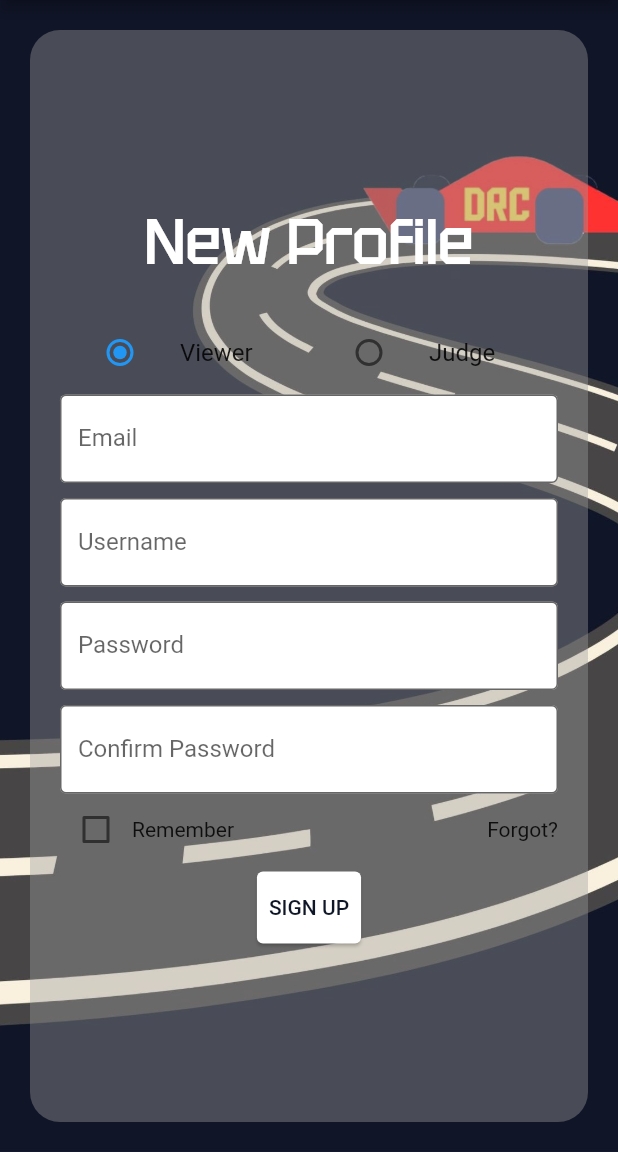
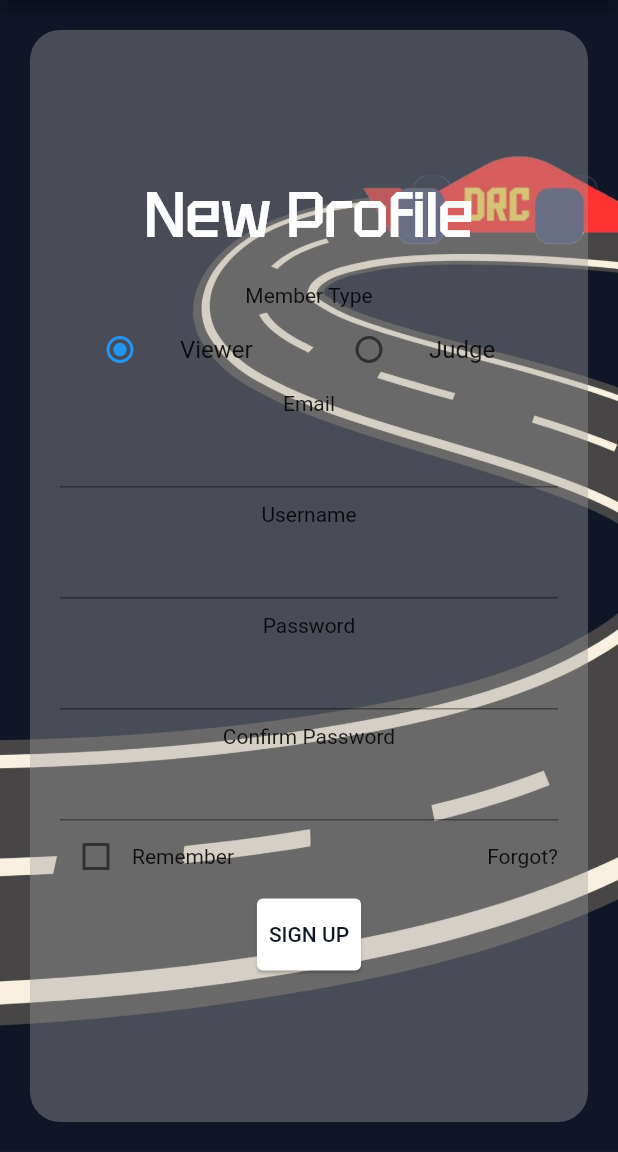
Before and after one commit to FarzadHayat/bots-n-bids, a Flutter app: the SignUpPage screen opened by its route, on a phone screen of 412 x 824 dp, the part 84-1236 px from its top. Run offline on Flutter 3.47's test engine with Material 2 defaults, Android fonts, the phone set to English and light mode, and no system bars.

Commit message:
more functionality for login and signup

```diff
--- a/lib/pages/signup_page.dart
+++ b/lib/pages/signup_page.dart
@@ -3,6 +3,8 @@ import 'package:flutter/material.dart';
 
 import '../constants.dart';
 import '../data/profile.dart';
+import '../database.dart';
+import 'login_page.dart';
 
 class SignUpPage extends StatefulWidget {
   const SignUpPage({super.key});
@@ -11,9 +13,19 @@ class SignUpPage extends StatefulWidget {
   State<SignUpPage> createState() => _SignUpPageState();
 }
 
+final _formkey = GlobalKey<FormState>();
+
 class _SignUpPageState extends State<SignUpPage> {
   bool remember = false;
-  MemberType? member = MemberType.Spectator;
+  MemberType memberType = MemberType.Spectator;
+
+
+
+  final TextEditingController _textUsername = TextEditingController();
+  final TextEditingController _textEmail = TextEditingController();
+  final TextEditingController _textPassword = TextEditingController();
+  final TextEditingController _textPasswordConfirm = TextEditingController();
+
 
   @override
   Widget build(BuildContext context) {
@@ -43,6 +55,8 @@ class _SignUpPageState extends State<SignUpPage> {
             ),
             child: Padding(
               padding: const EdgeInsets.symmetric(horizontal: 20.0),
+              child: Form(
+                key: _formkey,
                 child: Column(
                   mainAxisAlignment: MainAxisAlignment.center,
                   crossAxisAlignment: CrossAxisAlignment.center,
@@ -51,6 +65,7 @@ class _SignUpPageState extends State<SignUpPage> {
                     const SizedBox(
                       height: 20.0,
                     ),
+                    Text('Member Type'),
                     Row(
                       children: [
                         Expanded(
@@ -58,10 +73,15 @@ class _SignUpPageState extends State<SignUpPage> {
                             title: Text('Viewer'),
                             leading: Radio<MemberType>(
                               value: MemberType.Spectator,
-                            groupValue: member,
+                              groupValue: memberType,
                               onChanged: (MemberType? value) {
                                 setState(() {
-                                member = value;
+                                  if (value != null) {
+                                    memberType = value;
+                                  }
+                                  else {
+                                    memberType = MemberType.Spectator;
+                                  }
                                 });
                               },
                             ),
@@ -72,10 +92,15 @@ class _SignUpPageState extends State<SignUpPage> {
                             title: Text('Judge'),
                             leading: Radio<MemberType>(
                               value: MemberType.Judge,
-                            groupValue: member,
+                              groupValue: memberType,
                               onChanged: (MemberType? value) {
                                 setState(() {
-                                member = value;
+                                  if (value != null) {
+                                    memberType = value;
+                                  }
+                                  else {
+                                    memberType = MemberType.Spectator;
+                                  }
                                 });
                               },
                             ),
@@ -83,50 +108,65 @@ class _SignUpPageState extends State<SignUpPage> {
                         )
                       ],
                     ),
-                  const TextField(
-                    decoration: InputDecoration(
-                      hintText: 'Enter your email here',
-                      labelText: 'Email',
-                      border: OutlineInputBorder(),
-                      filled: true,
-                      fillColor: Colors.white,
-                    ),
+                    const Text('Email'),
+                    TextFormField(
+                      controller: _textEmail,
+                      validator: (value) {
+                        if (value == null || value.isEmpty) {
+                          return "Email required!";
+                        }
+                        else {
+                          return null;
+                        }
+                      },
                     ),
                     const SizedBox(
                       height: 10.0,
                     ),
-                  const TextField(
-                    decoration: InputDecoration(
-                      hintText: 'Enter your username here',
-                      labelText: 'Username',
-                      border: OutlineInputBorder(),
-                      filled: true,
-                      fillColor: Colors.white,
-                    ),
+                    const Text('Username'),
+                    TextFormField(
+                      controller: _textUsername,
+                      validator: (value) {
+                        if (value == null || value.isEmpty) {
+                          return "Username required!";
+                        }
+                        else {
+                          return null;
+                        }
+                      },
                     ),
                     const SizedBox(
                       height: 10.0,
                     ),
-                  const TextField(
-                    decoration: InputDecoration(
-                      hintText: 'Enter your password here',
-                      labelText: 'Password',
-                      border: OutlineInputBorder(),
-                      filled: true,
-                      fillColor: Colors.white,
-                    ),
+                    const Text('Password'),
+                    TextFormField(
+                      controller: _textPassword,
+                      validator: (value) {
+                        if (value == null || value.isEmpty) {
+                          return "Password required!";
+                        }
+                        else {
+                          return null;
+                        }
+                      },
                     ),
                     const SizedBox(
                       height: 10.0,
                     ),
-                  const TextField(
-                    decoration: InputDecoration(
-                      hintText: 'Confirm password',
-                      labelText: 'Confirm Password',
-                      border: OutlineInputBorder(),
-                      filled: true,
-                      fillColor: Colors.white,
-                    ),
+                    const Text('Confirm Password'),
+                    TextFormField(
+                      controller: _textPasswordConfirm,
+                      validator: (value) {
+                        if (value == null || value.isEmpty) {
+                          return "Please enter password again!";
+                        }
+                        else if (value != _textPassword.text) {
+                          return "Passwords do not match";
+                        }
+                        else {
+                          return null;
+                        }
+                      },
                     ),
                     Row(
                       mainAxisAlignment: MainAxisAlignment.spaceBetween,
@@ -157,10 +197,22 @@ class _SignUpPageState extends State<SignUpPage> {
                       padding: const EdgeInsets.symmetric(horizontal: 20.0),
                       child: GestureDetector(
                         onTap: () {
-                        setState(() {
+                          if (_formkey.currentState!.validate()) {
+                            String email = _textEmail.text;
+                            String username = _textUsername.text;
+                            String password = _textPassword.text;
+                            String passwordConfirm = _textPasswordConfirm.text;
 
-                        });
+                            // Profile? foundUser = findProfileByUsername(username);
+
+                            Globals().addProfile(Profile(
+                              email: email,
+                              name: username,
+                              password: password,
+                              memberType: memberType
+                            ));
                             Navigator.pushNamed(context, '/home');
+                          }
                         },
                         child: Card(
                           child: TextButton(
@@ -181,6 +233,7 @@ class _SignUpPageState extends State<SignUpPage> {
             ),
           ),
         ),
+      ),
     );
   }
 }
```
Also changed, not shown: lib/pages/login_page.dart (+20 -10 lines). Lines whose indentation alone changed are shown as unchanged.
